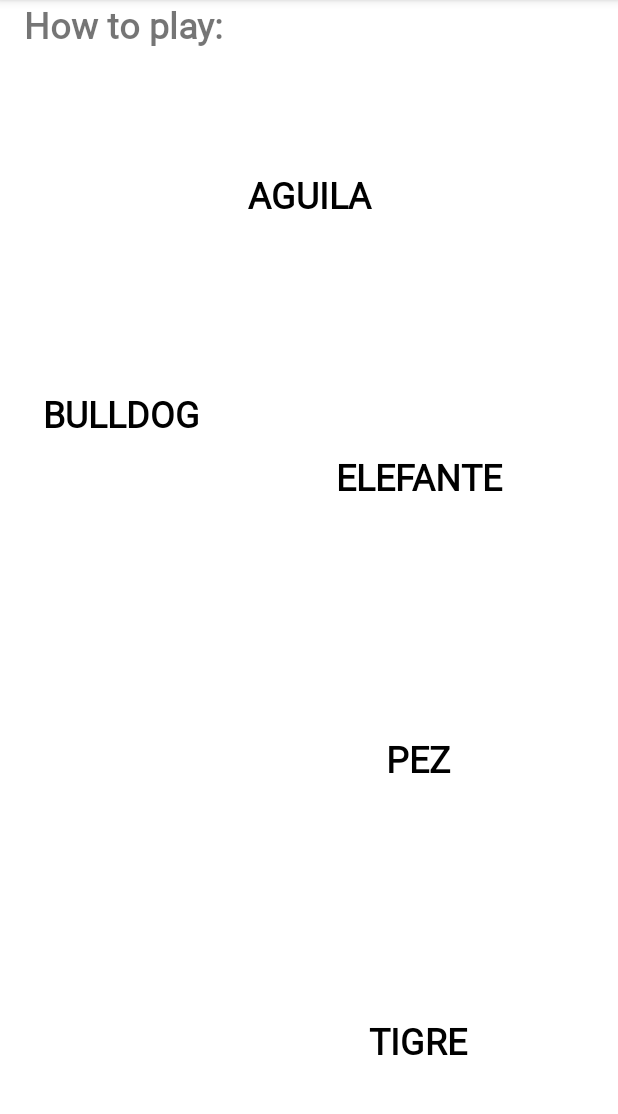
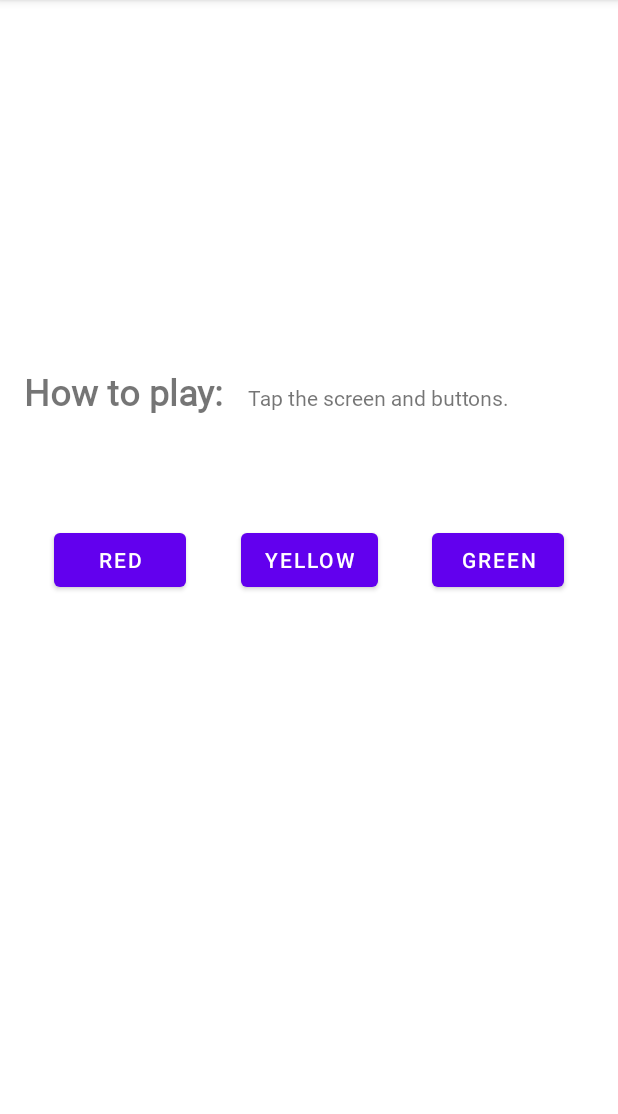
Before and after one commit to antorpo/compumovil_2021-1, an Android app: the screen it shows after launch (MainActivity), on a phone screen of 412 x 824 dp, the part 84-1198 px from its top. Run offline under Robolectric (Android 15) with nearby library versions, the phone set to English and light mode, and no system bars.

Commit message:
Creacion de las instrucciones del app usando dos nuevos
TextView que esta vez estaran anclados o contectados
usando un baseline constraint horizontal, falta el constraint
vertical para evitar que estos dos TextView vayan al principio
del Layout Parent (vertical = 0).

Al construir los constraint para el TextView info_text podemos
ver que al moverlo en el Layout Editor ese trae consigo a al TextView
label_text ya que se encuentra bien conectados.

Creacion de Horizontal Chain (Cadena horizontal) de tres botones.

```diff
--- a/codelab_01/ColorMyViews/app/src/main/java/com/antorpo/colormyviews/MainActivity.kt
+++ b/codelab_01/ColorMyViews/app/src/main/java/com/antorpo/colormyviews/MainActivity.kt
@@ -3,8 +3,8 @@ import android.graphics.Color
 import androidx.appcompat.app.AppCompatActivity
 import android.os.Bundle
 import android.view.View
+import android.widget.Button
 import android.widget.TextView
-import org.w3c.dom.Text
 
 class MainActivity : AppCompatActivity() {
     // Primer funcion en llamarse
@@ -15,15 +15,21 @@ class MainActivity : AppCompatActivity() {
     }
 
     private fun makeColored(view: View) {
+        val boxOneText = findViewById<TextView>(R.id.box_one_text)
+        val boxTwoText = findViewById<TextView>(R.id.box_two_text)
+        val boxThreeText = findViewById<TextView>(R.id.box_three_text)
 
         // Sintaxis equivalente al Switch/Case de Java pero con una sintaxis mas amigable
         // y con mas flexibilidad para poder obtener los casos.
-        when(view.id){
+        when(view.id) {
             R.id.box_one_text -> view.setBackgroundColor(Color.DKGRAY)
             R.id.box_two_text -> view.setBackgroundColor(Color.GRAY)
             R.id.box_three_text -> view.setBackgroundColor(Color.BLUE)
             R.id.box_four_text -> view.setBackgroundColor(Color.MAGENTA)
             R.id.box_five_text -> view.setBackgroundColor(Color.BLUE)
+            R.id.red_button -> boxOneText.setBackgroundResource(R.color.my_red)
+            R.id.yellow_button -> boxTwoText.setBackgroundResource(R.color.my_yellow)
+            R.id.green_button -> boxThreeText.setBackgroundResource(R.color.my_green)
             else -> view.setBackgroundColor(Color.LTGRAY) // Equivalente al default en Java
         }
     }
@@ -49,18 +55,23 @@ class MainActivity : AppCompatActivity() {
         val boxFourText = findViewById<TextView>(R.id.box_four_text)
         val boxFiveText = findViewById<TextView>(R.id.box_five_text)
         val rootConstraintLayout = findViewById<View>(R.id.constraint_layout)
+        val redButton = findViewById<Button>(R.id.red_button)
+        val greenButton = findViewById<Button>(R.id.green_button)
+        val yellowButton = findViewById<Button>(R.id.yellow_button)
+
 
         // Creamos una lista de Views para asignar de manera mas eficiente los listeners
         // como los TextView heredan de View podemos crear una lista de tipo <View>
         val clickableViews: List<View> =
             listOf(boxOneText, boxTwoText, boxThreeText,
-                boxFourText, boxFiveText, rootConstraintLayout)
+                boxFourText, boxFiveText, rootConstraintLayout,
+                redButton, greenButton, yellowButton)
 
         // Agregamos los oyentes que esperan que el evento se produzca para realizar las acciones
         // cada view va a tener un click listener que va a invocar la funcion makeColored la
         // cual dependiendo del id del elemento presionado va a cambiar su color
         for (item in clickableViews) {
-            item.setOnClickListener { makeDrawable(it) }
+            item.setOnClickListener { makeColored(it) }
         }
 
         }
--- a/codelab_01/ColorMyViews/app/src/main/res/layout/activity_main.xml
+++ b/codelab_01/ColorMyViews/app/src/main/res/layout/activity_main.xml
@@ -8,9 +8,14 @@
     tools:context=".MainActivity">
 
     <!--
-        Todas los Views en un ConstraintLayout necesitan tener constraints verticales y horizontales porque
-        de lo contrario la vista saltara hacia un lado del Layout Parent al no estar definida su alineacion
-        en alguno de los ejes con respecto a otro View, el Layout Parent o un Linea Guia.
+        Todas los Views en un ConstraintLayout necesitan tener como minimo un constraint vertical y un constraint
+        horizontal porque de lo contrario la vista saltara hacia un lado del Layout Parent al no estar definida su
+        alineacion en alguno de los ejes con respecto a otro View, el Layout Parent o un Linea Guia.
+
+        Los constraints son conexiones o anclajes que nos dicen como se disponen los Views en comparacion con
+        otro objeto la separacion entre estos se puede fijar dandole valores a los margenes, que si no hace
+        por defecto sera 0 por lo que los Views apareceran contiguos sin ningun espaciado entre ellos pero
+        en el orden y disposicion que se diseño con los constraints.
 
         https://developer.android.com/training/constraint-layout?hl=es-419
     -->
@@ -19,7 +24,7 @@
         android:id="@+id/box_one_text"
         style="@style/whiteBox"
         android:layout_width="0dp"
-        android:layout_height="130dp"
+        android:layout_height="wrap_content"
         android:layout_marginStart="@dimen/margin_wide"
         android:layout_marginTop="@dimen/margin_wide"
         android:layout_marginEnd="@dimen/margin_wide"
@@ -37,7 +42,7 @@
         android:layout_height="130dp"
         android:layout_marginStart="16dp"
         android:layout_marginTop="16dp"
-        android:gravity="bottom"
+        android:gravity="center"
         android:text="@string/box_two"
         app:layout_constraintStart_toStartOf="parent"
         app:layout_constraintTop_toBottomOf="@+id/box_one_text" />
@@ -46,8 +51,8 @@
     <TextView
         android:id="@+id/box_three_text"
         style="@style/whiteBox"
-        android:layout_width="130dp"
-        android:layout_height="130dp"
+        android:layout_width="0dp"
+        android:layout_height="wrap_content"
         android:layout_marginStart="@dimen/margin_wide"
         android:layout_marginEnd="@dimen/margin_wide"
         android:gravity="bottom"
@@ -60,13 +65,13 @@
     <TextView
         android:id="@+id/box_four_text"
         style="@style/whiteBox"
-        android:layout_width="130dp"
-        android:layout_height="130dp"
+        android:layout_width="0dp"
+        android:layout_height="wrap_content"
         android:layout_marginStart="@dimen/margin_wide"
         android:layout_marginTop="@dimen/margin_wide"
         android:layout_marginEnd="@dimen/margin_wide"
         android:layout_marginBottom="@dimen/margin_wide"
-        android:gravity="bottom"
+        android:gravity="center"
         android:text="@string/box_four"
         app:layout_constraintBottom_toTopOf="@+id/box_five_text"
         app:layout_constraintEnd_toEndOf="parent"
@@ -76,28 +81,85 @@
     <TextView
         android:id="@+id/box_five_text"
         style="@style/whiteBox"
-        android:layout_width="130dp"
-        android:layout_height="130dp"
+        android:layout_width="0dp"
+        android:layout_height="wrap_content"
         android:layout_marginStart="@dimen/margin_wide"
         android:layout_marginEnd="@dimen/margin_wide"
-        android:layout_marginBottom="16dp"
         android:gravity="bottom"
         android:text="@string/box_five"
-        app:layout_constraintBottom_toBottomOf="parent"
+        app:layout_constraintBottom_toBottomOf="@+id/box_two_text"
         app:layout_constraintEnd_toEndOf="parent"
+        app:layout_constraintHorizontal_bias="0.6"
         app:layout_constraintStart_toEndOf="@+id/box_two_text"
         app:layout_constraintTop_toBottomOf="@+id/box_four_text" />
+
+    <!-- android:layout_width="0dp" es equivalente a match_constraint -->
 
     <TextView
         android:id="@+id/label_text"
         android:layout_width="wrap_content"
         android:layout_height="wrap_content"
-        android:layout_marginStart="@dimen/margin_wide"
+        android:layout_marginStart="16dp"
         android:fontFamily="@font/roboto"
         android:text="@string/how_to_play"
         android:textSize="24sp"
         android:textStyle="bold"
-        app:layout_constraintStart_toStartOf="parent"
-        tools:layout_editor_absoluteY="335dp" />
+        app:layout_constraintBaseline_toBaselineOf="@+id/info_text"
+        app:layout_constraintStart_toStartOf="parent" />
+
+    <TextView
+        android:id="@+id/info_text"
+        android:layout_width="0dp"
+        android:layout_height="wrap_content"
+        android:layout_marginStart="16dp"
+        android:layout_marginTop="16dp"
+        android:layout_marginBottom="16dp"
+        android:fontFamily="@font/roboto"
+        android:text="@string/tap_the_boxes_and_buttons"
+        app:layout_constraintBottom_toBottomOf="parent"
+        app:layout_constraintStart_toEndOf="@+id/label_text"
+        app:layout_constraintTop_toBottomOf="@+id/box_two_text"
+        app:layout_constraintVertical_bias="0.086" />
+
+    <Button
+        android:id="@+id/red_button"
+        android:layout_width="wrap_content"
+        android:layout_height="wrap_content"
+        android:layout_marginStart="@dimen/margin_wide"
+        android:text="@string/button_red"
+        android:visibility="visible"
+        app:layout_constraintBaseline_toBaselineOf="@+id/yellow_button"
+        app:layout_constraintEnd_toStartOf="@+id/yellow_button"
+        app:layout_constraintHorizontal_bias="0.5"
+        app:layout_constraintStart_toStartOf="parent" />
+
+    <Button
+        android:id="@+id/yellow_button"
+        android:layout_width="wrap_content"
+        android:layout_height="wrap_content"
+        android:layout_marginStart="@dimen/margin_wide"
+        android:layout_marginTop="@dimen/margin_wide"
+        android:layout_marginEnd="16dp"
+        android:layout_marginBottom="@dimen/margin_wide"
+        android:text="@string/button_yellow"
+        android:visibility="visible"
+        app:layout_constraintBottom_toBottomOf="parent"
+        app:layout_constraintEnd_toStartOf="@+id/green_button"
+        app:layout_constraintHorizontal_bias="0.5"
+        app:layout_constraintStart_toEndOf="@+id/red_button"
+        app:layout_constraintTop_toBottomOf="@+id/info_text"
+        app:layout_constraintVertical_bias="0.142" />
+
+    <Button
+        android:id="@+id/green_button"
+        android:layout_width="wrap_content"
+        android:layout_height="wrap_content"
+        android:layout_marginEnd="16dp"
+        android:text="@string/button_green"
+        app:layout_constraintBaseline_toBaselineOf="@+id/yellow_button"
+        app:layout_constraintEnd_toEndOf="parent"
+        app:layout_constraintHorizontal_bias="0.5"
+        app:layout_constraintStart_toEndOf="@+id/yellow_button" />
+
 
 </androidx.constraintlayout.widget.ConstraintLayout>
--- a/codelab_01/ColorMyViews/app/src/main/res/values/colors.xml
+++ b/codelab_01/ColorMyViews/app/src/main/res/values/colors.xml
@@ -7,4 +7,7 @@
     <color name="teal_700">#FF018786</color>
     <color name="black">#FF000000</color>
     <color name="white">#FFFFFFFF</color>
+    <color name="my_green">#12C700</color>
+    <color name="my_red">#E54304</color>
+    <color name="my_yellow">#FFC107</color>
 </resources>
--- a/codelab_01/ColorMyViews/app/src/main/res/values/strings.xml
+++ b/codelab_01/ColorMyViews/app/src/main/res/values/strings.xml
@@ -6,4 +6,8 @@
     <string name="box_four">PEZ</string>
     <string name="box_five">TIGRE</string>
     <string name="how_to_play">How to play:</string>
+    <string name="tap_the_boxes_and_buttons">Tap the screen and buttons.</string>
+    <string name="button_red">RED</string>
+    <string name="button_yellow">YELLOW</string>
+    <string name="button_green">GREEN</string>
 </resources>
--- a/codelab_01/ColorMyViews/app/src/main/res/values/styles.xml
+++ b/codelab_01/ColorMyViews/app/src/main/res/values/styles.xml
@@ -5,7 +5,7 @@
         <item name="android:textAlignment">center</item>
         <item name="android:textSize">@dimen/box_text_size</item>
         <item name="android:textStyle">bold</item>
-        <item name="android:textColor">@android:color/black</item>
+        <item name="android:textColor">@android:color/white</item>
         <item name="android:fontFamily">@font/roboto</item>
     </style>
 </resources>
```
Also changed, not shown: 1 other file.
